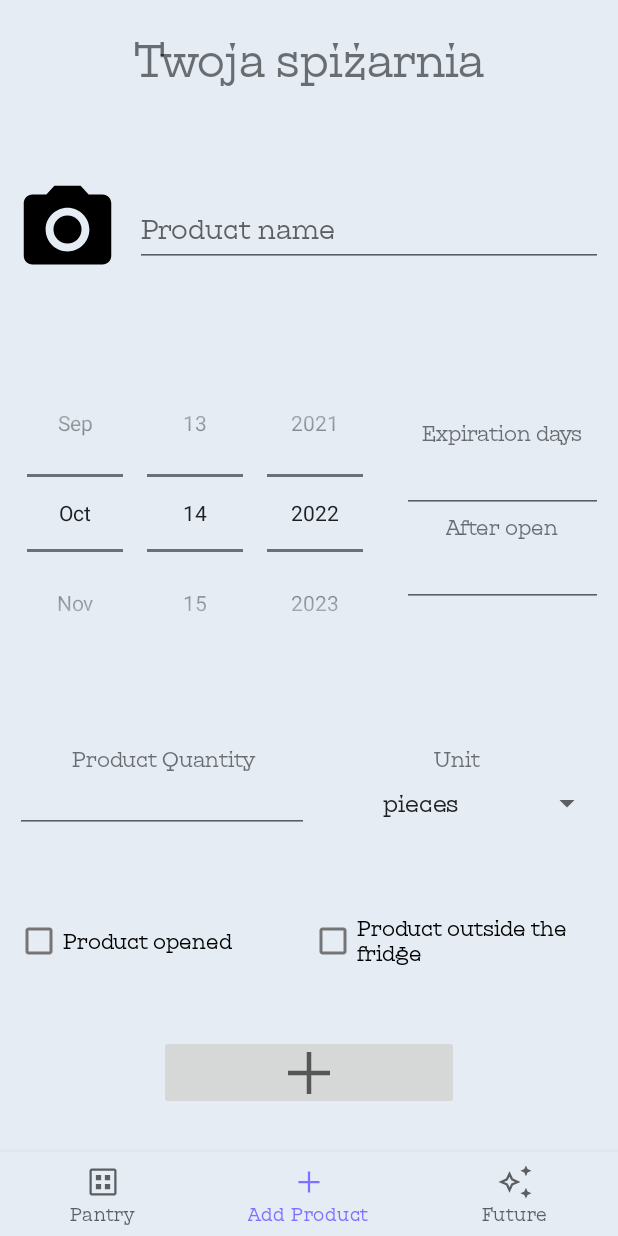
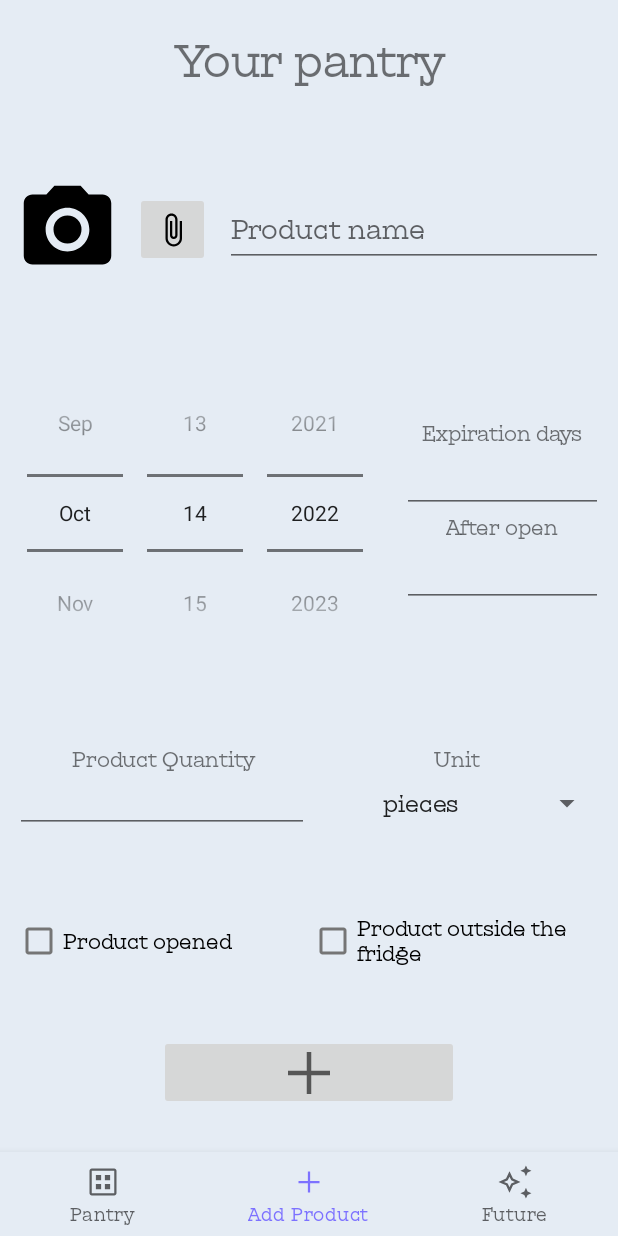
Before and after one commit to TiEmKej/virtual-pantry, an Android app: the screen it shows after launch (MainActivity), item 2 of the bottom bar chosen, on a phone screen of 412 x 824 dp. Run offline under Robolectric (Android 15) with nearby library versions, the phone set to English and light mode, and no system bars.

Commit message:
UI ID's fix

```diff
--- a/virtual-pantry-app/app/src/main/res/layout/activity_main.xml
+++ b/virtual-pantry-app/app/src/main/res/layout/activity_main.xml
@@ -13,7 +13,7 @@
         android:layout_height="wrap_content"
         android:gravity="center_horizontal"
         android:padding="20dp"
-        android:text="Twoja spiżarnia"
+        android:text="@string/appTitle"
         android:textSize="30sp"
         app:layout_constraintEnd_toEndOf="parent"
         app:layout_constraintStart_toStartOf="parent"
--- a/virtual-pantry-app/app/src/main/res/layout/fragment_add.xml
+++ b/virtual-pantry-app/app/src/main/res/layout/fragment_add.xml
@@ -23,7 +23,18 @@
             android:layout_height="70dp"
             tools:srcCompat="@drawable/product1"
             app:layout_constraintTop_toTopOf="parent"
-            app:layout_constraintLeft_toLeftOf="parent"/>
+            app:layout_constraintLeft_toLeftOf="parent"
+            app:layout_constraintBottom_toBottomOf="parent"/>
+
+        <ImageButton
+            android:id="@+id/add_product_attach_photo_button"
+            android:layout_width="50dp"
+            android:layout_height="50dp"
+            android:src="@drawable/ic_baseline_attach_file_24"
+            android:layout_margin="10dp"
+            app:layout_constraintTop_toTopOf="parent"
+            app:layout_constraintLeft_toRightOf="@id/take_photo"
+            app:layout_constraintBottom_toBottomOf="parent"/>
 
         <EditText
             android:id="@+id/product_name"
@@ -34,7 +45,7 @@
             android:ems="10"
             android:hint="@string/fa_et_product_name_hint"
             app:layout_constraintTop_toTopOf="parent"
-            app:layout_constraintLeft_toRightOf="@id/take_photo"
+            app:layout_constraintLeft_toRightOf="@id/add_product_attach_photo_button"
             app:layout_constraintRight_toRightOf="parent"
             app:layout_constraintBottom_toBottomOf="parent"/>
 
```
